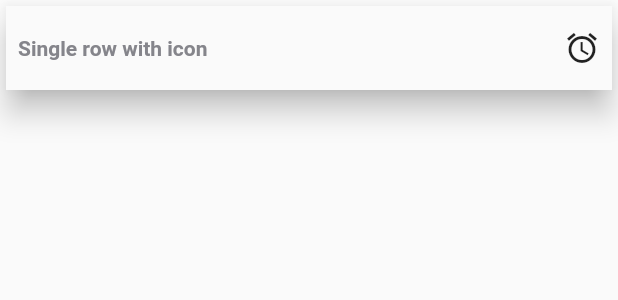
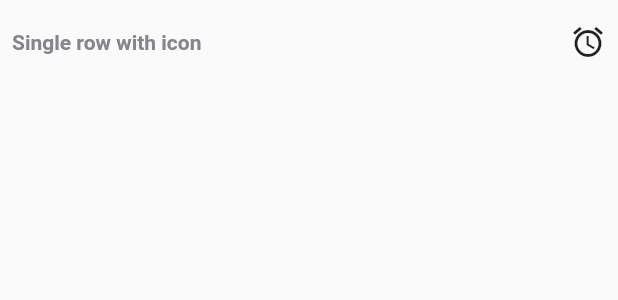
Before and after one commit to PabloMGrela/adv_flutter_material, a Flutter app: the AdvSingleRow widget shown alone on an empty page, opened directly, on a phone screen of 412 x 824 dp. Shown: the top 300 px of the screen. Run offline on Flutter 3.47's test engine with Material 2 defaults, Android fonts, the phone set to English and light mode, and no system bars; network calls fail.

Commit message:
Added rows.

```diff
--- a/example/lib/row.dart
+++ b/example/lib/row.dart
@@ -59,9 +59,7 @@ class _RowPageState extends State<RowPage> {
                   title: "Single row with checkbox",
                   icon: null,
                   checkBoxState: checkBoxState,
-                  onPressed: () {
-                    checkBoxState = !checkBoxState;
-                  },
+                  onPressed: () {},
                 ),
               ),
             ],
--- a/lib/rows/adv_single_line_row.dart
+++ b/lib/rows/adv_single_line_row.dart
@@ -37,16 +37,17 @@ class AdvSingleRowState extends State<AdvSingleRow> {
     if (checkBoxState != null) {
       leftMargin = 8.0;
       rightMargin = 0.0;
-      topBottomMargin = 4.0;
+      topBottomMargin = 2.0;
     }
-    return Card(
-        elevation: 8.0,
-        child: Material(
+    AdvCheckbox checkbox = AdvCheckbox(
+      isChecked: checkBoxState,
+    );
+    return Material(
         child: InkWell(
             onTap: onPressed,
             child: Container(
-                    margin: EdgeInsets.fromLTRB(leftMargin, topBottomMargin,
-                        rightMargin, topBottomMargin),
+                margin: EdgeInsets.fromLTRB(
+                    leftMargin, topBottomMargin, rightMargin, topBottomMargin),
                 child: Row(
                   mainAxisAlignment: MainAxisAlignment.spaceBetween,
                   children: () sync* {
@@ -56,12 +57,10 @@ class AdvSingleRowState extends State<AdvSingleRow> {
                       yield Icon(icon);
                     }
                     if (checkBoxState != null) {
-                          yield AdvCheckbox(
-                            isChecked: checkBoxState,
-                          );
+                      yield checkbox;
                     }
                   }()
                       .toList(),
-                    )))));
+                ))));
   }
 }
```
Also changed, not shown: 2 other files. Lines whose indentation alone changed are shown as unchanged.
